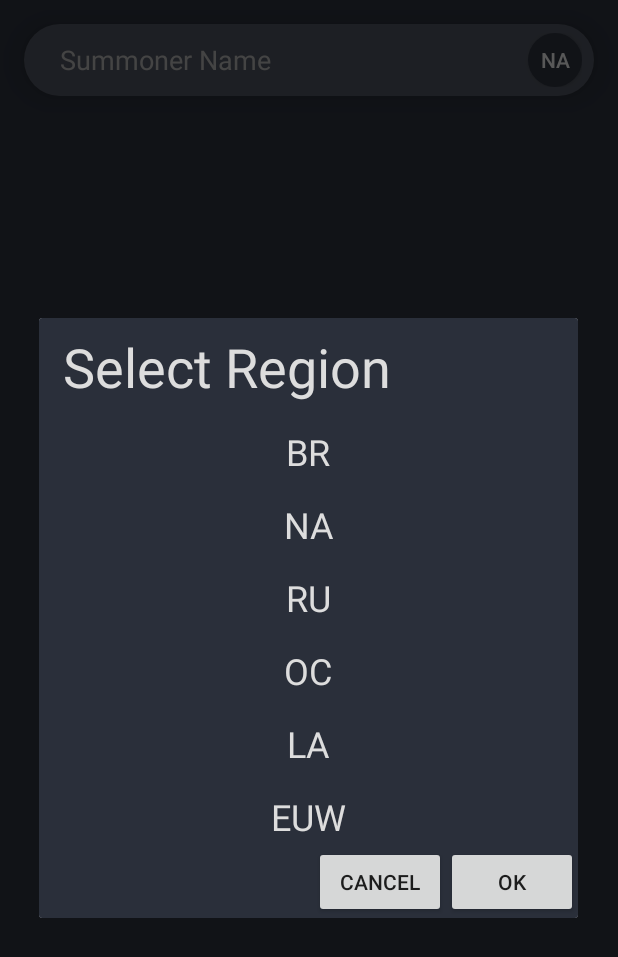
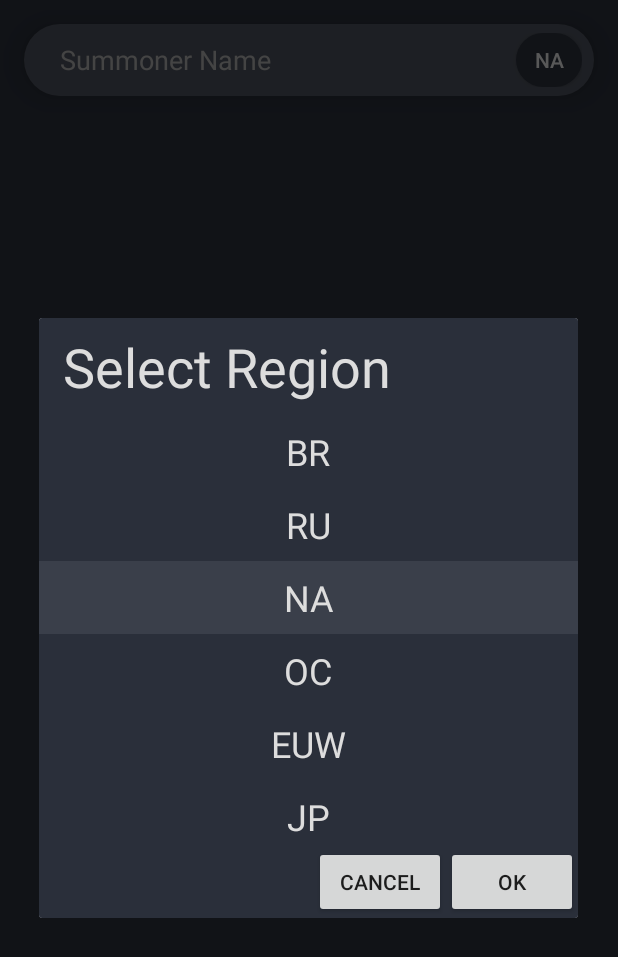
Before and after one commit to fuxiao1790/tft_stat_checker_native, an Android app: the screen it shows after launch (MainActivity), after a tap on "NA", on a phone screen of 412 x 824 dp. Shown: the top 957 px of the screen. Run offline under Robolectric (Android 15) with nearby library versions, the phone set to English and light mode, and no system bars; our stand-ins replace FlexboxLayout, Volley; pictures from the network do not load.

Commit message:
select region

```diff
--- a/app/src/main/java/com/example/tft_stat_checker_native/API.java
+++ b/app/src/main/java/com/example/tft_stat_checker_native/API.java
@@ -147,16 +147,16 @@ class Config{
     public static void init() {
         if (!init) {
             platforms = new HashMap<>();
-            platforms.put("NA", "https://na1.api.riotgames.com");
             platforms.put("BR", "https://br1.api.riotgames.com");
             platforms.put("EUNE", "https://eun1.api.riotgames.com");
             platforms.put("EUW", "https://euw1.api.riotgames.com");
             platforms.put("JP", "https://jp1.api.riotgames.com");
             platforms.put("KR", "https://kr.api.riotgames.com");
-            platforms.put("LA", "https://la1.api.riotgames.com");
+            platforms.put("LAS", "https://la1.api.riotgames.com");
             platforms.put("OC", "https://oc1.api.riotgames.com");
             platforms.put("TR", "https://tr1.api.riotgames.com");
             platforms.put("RU", "https://ru.api.riotgames.com");
+            platforms.put("NA", "https://na1.api.riotgames.com");
 
             regions = new HashMap<>();
             regions.put("AMERICAS", "https://americas.api.riotgames.com");
--- a/app/src/main/java/com/example/tft_stat_checker_native/ChangeRegionDialog.java
+++ b/app/src/main/java/com/example/tft_stat_checker_native/ChangeRegionDialog.java
@@ -4,7 +4,6 @@
     import android.app.Dialog;
     import android.content.Context;
     import android.os.Bundle;
-    import android.util.Log;
     import android.view.LayoutInflater;
 
     import androidx.annotation.NonNull;
@@ -16,12 +15,18 @@
     import android.view.View;
     import android.view.ViewGroup;
     import android.widget.Button;
+    import android.widget.LinearLayout;
     import android.widget.TextView;
 
     import java.util.ArrayList;
 
     public class ChangeRegionDialog extends DialogFragment {
         private OnDialogConfirmListener onDialogConfirmListener;
+        private String selectedRegion = "";
+
+        public void setDefaultHighlightedItem(String selectedRegion) {
+            this.selectedRegion= selectedRegion;
+        }
 
         public void setOnDialogConfirmListener(OnDialogConfirmListener listener) {
             this.onDialogConfirmListener = listener;
@@ -36,57 +41,93 @@
             View view = inflater.inflate(R.layout.change_region_dialog, null);
             builder.setView(view);
 
+            // setup ok button
             Button okButton = view.findViewById(R.id.ok_button);
             okButton.setOnClickListener((target) -> {
                 if (this.onDialogConfirmListener != null) {
-                    this.onDialogConfirmListener.onConfirm("");
+                    this.onDialogConfirmListener.onConfirm(this.selectedRegion);
                 }
                 dismiss();
             });
 
+            // setup cancel button
             Button cancelButton = view.findViewById(R.id.cancel_button);
-            cancelButton.setOnClickListener((target) -> {
-                dismiss();
-            });
+            cancelButton.setOnClickListener((target) -> dismiss());
 
+            // setup list
             RecyclerView regionList = view.findViewById(R.id.region_list);
             regionList.hasFixedSize();
             regionList.setLayoutManager(new LinearLayoutManager(getContext()));
 
+
+            // create list adapter
             ArrayList<String> regions = new ArrayList<>();
             Config.init();
-            Config.getPlatforms().forEach((key, value) -> {
-                regions.add(key);
-            });
+            Config.getPlatforms().forEach((key, value) -> regions.add(key));
             RegionListAdapter adapter = new RegionListAdapter(regions, getContext());
             regionList.setAdapter(adapter);
+
+            // setup on click listener
+            adapter.setListItemOnClickListener((index) -> {
+                this.selectedRegion = regions.get(index);
+                adapter.setHighLightedItem(index);
+            });
+
+            // inital highlighted item
+            adapter.setHighLightedItem(this.selectedRegion);
 
             return builder.create();
         }
     }
 
-    interface OnDialogConfirmListener {
-        void onConfirm(String region);
-    }
-
     class RegionListAdapter extends RecyclerView.Adapter<RegionListViewHolder> {
         private ArrayList<String> regions;
         private LayoutInflater inflater;
+        private ListItemOnClickListener listItemOnClickListener;
+        private int highLightedItem = 0;
+
+        public void setHighLightedItem(int index) {
+            int lastItem = this.highLightedItem;
+            this.highLightedItem = index;
+
+            this.notifyItemChanged(lastItem);
+            this.notifyItemChanged(index);
+        }
+
+        public void setHighLightedItem(String region) {
+            int lastItem = this.highLightedItem;
+            int currentItem = regions.indexOf(region);
+            this.highLightedItem = currentItem;
+
+            this.notifyItemChanged(lastItem);
+            this.notifyItemChanged(currentItem);
+        }
 
         public RegionListAdapter(ArrayList<String> regions, Context ctx) {
             this.regions = regions;
             this.inflater = LayoutInflater.from(ctx);
         }
 
+        public void setListItemOnClickListener(ListItemOnClickListener listItemOnClickListener) {
+            this.listItemOnClickListener = listItemOnClickListener;
+        }
+
         @NonNull
         @Override
         public RegionListViewHolder onCreateViewHolder(@NonNull ViewGroup parent, int viewType) {
-            return new RegionListViewHolder(inflater.inflate(R.layout.region_list_item, parent, false));
+            RegionListViewHolder holder = new RegionListViewHolder(inflater.inflate(R.layout.region_list_item, parent, false));
+            holder.setListItemOnClickListener(this.listItemOnClickListener);
+            return holder;
         }
 
         @Override
         public void onBindViewHolder(@NonNull RegionListViewHolder holder, int position) {
             holder.getRegionText().setText(regions.get(position));
+            if (position == this.highLightedItem) {
+                holder.getContainer().setBackgroundResource(R.drawable.click_ripple_bg_light);
+            } else {
+                holder.getContainer().setBackgroundResource(R.drawable.click_ripple_bg);
+            }
         }
 
         @Override
@@ -95,19 +136,39 @@
         }
     }
 
-    class RegionListViewHolder extends RecyclerView.ViewHolder implements View.OnClickListener {
+    class RegionListViewHolder extends RecyclerView.ViewHolder {
         private TextView regionText;
+        private LinearLayout container;
+        private ListItemOnClickListener listItemOnClickListener;
+
         public RegionListViewHolder(@NonNull View itemView) {
             super(itemView);
+            itemView.setOnClickListener((view) -> {
+                if (listItemOnClickListener != null) {
+                    listItemOnClickListener.onItemClicked(getLayoutPosition());
+                }
+            });
             this.regionText = itemView.findViewById(R.id.region_text);
+            this.container = itemView.findViewById(R.id.region_list_item_container);
+        }
+
+        public LinearLayout getContainer() {
+            return container;
+        }
+
+        public void setListItemOnClickListener(ListItemOnClickListener listItemOnClickListener) {
+            this.listItemOnClickListener = listItemOnClickListener;
         }
 
         public TextView getRegionText() {
             return regionText;
         }
+    }
 
-        @Override
-        public void onClick(View view) {
-            Log.d("REGION LIST ITEM ON CLICK", getLayoutPosition() + "");
-        }
+    interface OnDialogConfirmListener {
+        void onConfirm(String region);
     }
+
+    interface ListItemOnClickListener {
+        void onItemClicked(int index);
+    }
--- a/app/src/main/java/com/example/tft_stat_checker_native/MainActivity.java
+++ b/app/src/main/java/com/example/tft_stat_checker_native/MainActivity.java
@@ -48,10 +48,13 @@ public class MainActivity extends FragmentActivity {
     MatchHistoryList matchHistoryList;
 
     String searchTarget = "";
-    String platform = "";
+    String platform = "NA";
 
-    String currentSearchTarget = "";
-    String currentPlatform = "";
+    String currentSearchTarget = ""; // for refreshing data
+    String currentPlatform = ""; // for refreshing data
+
+    // page elements
+    ProgressBar loadingIndicator;
 
     HashSet<String> searchHistory;
 
@@ -119,25 +122,34 @@ public class MainActivity extends FragmentActivity {
     public void iniChangeRegionButton() {
         Button changeRegionButton = findViewById(R.id.change_region_button);
         changeRegionButton.setOnClickListener((view) -> {
-            DialogFragment changeRegionDialog = new ChangeRegionDialog();
+            ChangeRegionDialog changeRegionDialog = new ChangeRegionDialog();
+            changeRegionDialog.setDefaultHighlightedItem(this.platform);
+            changeRegionDialog.setOnDialogConfirmListener((selectedPlatform) -> {
+                this.platform = selectedPlatform;
+                this.updatePlatform();
+            });
             changeRegionDialog.show(getSupportFragmentManager(), "wtf?");
         });
     }
 
     public void showLoading() {
-        ProgressBar loadingIndicator = findViewById(R.id.loading_indicator);
-        loadingIndicator.setVisibility(View.VISIBLE);
+        if (this.loadingIndicator == null) {
+            this.loadingIndicator = findViewById(R.id.loading_indicator);
+        }
+        this.loadingIndicator.setVisibility(View.VISIBLE);
     }
 
     public void hideLoading() {
-        ProgressBar loadingIndicator = findViewById(R.id.loading_indicator);
-        loadingIndicator.setVisibility(View.INVISIBLE);
+        if (this.loadingIndicator == null) {
+            this.loadingIndicator = findViewById(R.id.loading_indicator);
+        }
+        this.loadingIndicator.setVisibility(View.INVISIBLE);
     }
 
     public void refreshData(){
         clearData();
         showLoading();
-        fetchSummonerData(searchTarget, "NA");
+        fetchSummonerData(searchTarget, this.platform);
         //addSearchHistory(searchTarget);
     }
 
@@ -178,7 +190,14 @@ public class MainActivity extends FragmentActivity {
                 },
                 (VolleyError error) -> {
                     API.onError(error);
-                    onNetWorkRequestError(error);
+                    if (error.networkResponse.statusCode == 404) {
+                        SwipeRefreshLayout loader = findViewById(R.id.match_history_card_list_container);
+                        loader.setRefreshing(false);
+                        hideLoading();
+                        Toast.makeText(this, "Summoner Not Found", Toast.LENGTH_SHORT).show();
+                    } else {
+                        onNetWorkRequestError(error);
+                    }
                 }
         );
         requestQueue.add(req);
@@ -301,6 +320,7 @@ public class MainActivity extends FragmentActivity {
                     String data = targetAdapter.getMatchDataAt(position).getJson().toString();
                     Intent viewMatchDetail = new Intent(this, ViewMatchDetail.class);
                     viewMatchDetail.putExtra("matchData", data);
+                    viewMatchDetail.putExtra("platform", this.platform);
                     startActivity(viewMatchDetail);
                     break;
                 }
@@ -351,6 +371,11 @@ public class MainActivity extends FragmentActivity {
         searchText.setAdapter(names);
     }
 
+    public void updatePlatform() {
+        Button changePlatformButton = findViewById(R.id.change_region_button);
+        changePlatformButton.setText(this.platform);
+    }
+
     public void hideSoftKeyboard() {
         if (getCurrentFocus() != null) {
             InputMethodManager inputMethodManager = (InputMethodManager) this.getSystemService(Activity.INPUT_METHOD_SERVICE);
--- a/app/src/main/java/com/example/tft_stat_checker_native/ViewMatchDetail.java
+++ b/app/src/main/java/com/example/tft_stat_checker_native/ViewMatchDetail.java
@@ -20,6 +20,7 @@ public class ViewMatchDetail extends Activity {
 
     MatchData data;
     RequestQueue requestQueue;
+    String platform;
 
     @Override
     protected void onCreate(Bundle savedInstanceState) {
@@ -41,6 +42,7 @@ public class ViewMatchDetail extends Activity {
     public void iniMatchData() {
         Bundle bundle = getIntent().getExtras();
         String message = bundle.getString("matchData");
+        this.platform = bundle.getString("platform");
         Log.d("JSON", message);
         try {
             JSONObject json = new JSONObject(message);
@@ -57,6 +59,7 @@ public class ViewMatchDetail extends Activity {
             RecyclerView rv = findViewById(R.id.participant_list);
             rv.setLayoutManager(new LinearLayoutManager(this));
             ParticipantListAdapter adapter = new ParticipantListAdapter(data.getParticipants(), requestQueue, this);
+            adapter.setPlatform(this.platform);
             rv.setAdapter(adapter);
             rv.hasFixedSize();
         }
--- /dev/null
+++ b/app/src/main/res/drawable/click_ripple_bg_light.xml
@@ -0,0 +1,6 @@
+<?xml version="1.0" encoding="utf-8"?>
+
+<ripple xmlns:android="http://schemas.android.com/apk/res/android"
+    android:color="@color/colorOnClickRippleLight">
+    <item android:drawable="@color/colorPrimary" />
+</ripple>
--- a/app/src/main/res/layout/activity_main.xml
+++ b/app/src/main/res/layout/activity_main.xml
@@ -108,9 +108,10 @@
 
         <Button
             android:id="@+id/change_region_button"
-            android:layout_width="36dp"
+            android:layout_width="wrap_content"
             android:layout_height="36dp"
-            android:padding="0dp"
+            android:paddingVertical="0dp"
+            android:paddingHorizontal="12dp"
             android:text="NA"
             android:minWidth="0dp"
             android:minHeight="0dp"
--- a/app/src/main/res/layout/region_list_item.xml
+++ b/app/src/main/res/layout/region_list_item.xml
@@ -4,7 +4,9 @@
     android:layout_width="match_parent"
     android:layout_height="wrap_content"
     android:paddingVertical="8dp"
-    android:background="@drawable/click_ripple_bg">
+    android:background="@drawable/click_ripple_bg"
+    android:id="@+id/region_list_item_container"
+    >
 
     <TextView
         android:id="@+id/region_text"
--- a/app/src/main/res/values/colors.xml
+++ b/app/src/main/res/values/colors.xml
@@ -8,6 +8,7 @@
     <color name="colorAccent">#CDD1C4</color>
 
     <color name="colorOnClickRipple">#5A5F6A</color>
+    <color name="colorOnClickRippleLight">#6A7F8A</color>
 
     <color name="placementWin">#5C80BC</color>
     <color name="placementLost">#666666</color>
```
Also changed, not shown: app/src/main/java/com/example/tft_stat_checker_native/ParticipantListAdapter.java (+8 -2 lines), app/src/main/java/com/example/tft_stat_checker_native/RecyclerViewListAdapter.java (+6 -5 lines).
